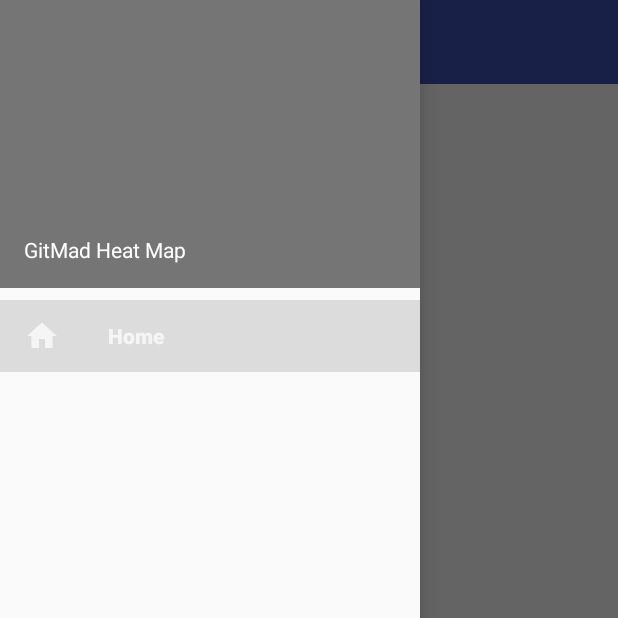
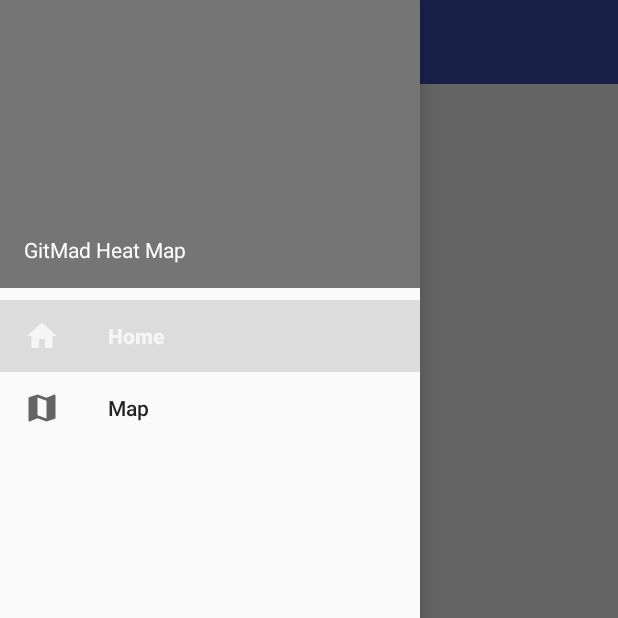
Before and after one commit to git-mad/GitMad-Heat-Map, an Android app: the screen it shows after launch once a user with an empty profile is signed in (ActivityUserLoggedIn), with the side drawer open, on a phone screen of 412 x 824 dp, the top half of it. Run offline under Robolectric (Android 15) with nearby library versions, the phone set to English and light mode, and no system bars; our stand-ins replace Firebase (no records; nobody signed in at launch, a user with empty details on screens opened directly).

Commit message:
Added navigation drawer to HeatMap activity

```diff
--- a/app/src/main/java/gitmad/gitmadheatmap/ActivityLogin.java
+++ b/app/src/main/java/gitmad/gitmadheatmap/ActivityLogin.java
@@ -71,6 +71,7 @@ public class ActivityLogin extends AppCompatActivity {
     private void transitionToEnterActivity() {
         Intent intent = new Intent( this, ActivityUserLoggedIn.class );
         intent.addFlags( Intent.FLAG_ACTIVITY_NEW_TASK | Intent.FLAG_ACTIVITY_CLEAR_TASK );
+        intent.putExtra( Integer.toString( R.string.intent_menu_item ), "nav_home_option" );
         startActivity( intent );
     }
 }
--- a/app/src/main/java/gitmad/gitmadheatmap/ActivityRegistration.java
+++ b/app/src/main/java/gitmad/gitmadheatmap/ActivityRegistration.java
@@ -73,6 +73,7 @@ public class ActivityRegistration extends AppCompatActivity {
 
         Intent intent = new Intent( this, ActivityUserLoggedIn.class );
         intent.addFlags( Intent.FLAG_ACTIVITY_NEW_TASK | Intent.FLAG_ACTIVITY_CLEAR_TASK );
+        intent.putExtra( Integer.toString( R.string.intent_menu_item ), "nav_home_option" );
         startActivity( intent );
     }
 
--- a/app/src/main/java/gitmad/gitmadheatmap/ActivityUserLoggedIn.java
+++ b/app/src/main/java/gitmad/gitmadheatmap/ActivityUserLoggedIn.java
@@ -1,6 +1,7 @@
 package gitmad.gitmadheatmap;
 
 //import android.app.FragmentManager;
+import android.content.Intent;
 import android.support.annotation.NonNull;
 import android.support.design.widget.NavigationView;
 import android.support.v4.app.FragmentTransaction;
@@ -12,12 +13,15 @@ import android.os.Bundle;
 import android.support.v4.app.FragmentManager;
 import android.support.v7.widget.Toolbar;
 import android.view.MenuItem;
+import android.view.View;
+import android.widget.SlidingDrawer;
 
 public class ActivityUserLoggedIn extends AppCompatActivity {
 
     private FragmentManager mFragmentManager;
 
     private DrawerLayout mDrawerLayout;
+    private Intent drawerIntent;
 
     @Override
     protected void onCreate(Bundle savedInstanceState) {
@@ -45,9 +49,42 @@ public class ActivityUserLoggedIn extends AppCompatActivity {
         actionBar.setHomeAsUpIndicator( R.drawable.ic_menu_icon );
     }
 
+    /**
+     * Method to set up the navigation drawer for this activity.
+     */
     private void setupDrawer() {
         mDrawerLayout = findViewById(R.id.drawer_layout);
+
+        // We initialize this listener mainly for its ability to remove lag when changing activities.
+        // By waiting for the drawer to fully close, the animation looks smooth and cleanly executed.
+        mDrawerLayout.addDrawerListener(new DrawerLayout.DrawerListener() {
+            @Override
+            public void onDrawerSlide(View drawerView, float slideOffset) {
+                //
+            }
+
+            @Override
+            public void onDrawerOpened(View drawerView) {
+                //
+            }
+
+            @Override
+            public void onDrawerClosed(View drawerView) {
+                if( drawerIntent != null) {
+                    startActivity( drawerIntent );
+                }
+            }
+
+            @Override
+            public void onDrawerStateChanged(int newState) {
+                //
+            }
+        });
+
         NavigationView navigationView = findViewById( R.id.nav_view );
+        navigationView.setCheckedItem( getMenuItemSelected() );
+
+        // A listener that handles onClicks for menu items in the navigation drawer.
         navigationView.setNavigationItemSelectedListener(
                 new NavigationView.OnNavigationItemSelectedListener() {
                     @Override
@@ -59,9 +96,14 @@ public class ActivityUserLoggedIn extends AppCompatActivity {
                                 FragmentEnter fragmentEnter = new FragmentEnter();
                                 fragmentTransaction.replace( R.id.loggedIn_frame_fragment_container, fragmentEnter );
                                 fragmentTransaction.commit();
+                                break;
+                            case R.id.nav_map_option:
+                                Intent intent = new Intent( MyApp.getContext(), ActivityHeatMap.class );
+                                intent.addFlags( Intent.FLAG_ACTIVITY_NEW_TASK | Intent.FLAG_ACTIVITY_CLEAR_TASK );
+                                drawerIntent = intent;
                         }
+
                         mDrawerLayout.closeDrawers();
-
                         return true;
                     }
                 }
@@ -78,4 +120,18 @@ public class ActivityUserLoggedIn extends AppCompatActivity {
 
         return super.onOptionsItemSelected( item );
     }
+
+    /**
+     * Obtains the drawer menu item selected (pasesed from previous activity) and returns that value.
+     * @return Passes the int value fo the id for the menu item we want to be preselected
+     */
+    private int getMenuItemSelected() {
+        String selectedMenuItem = getIntent().getStringExtra( Integer.toString( R.string.intent_menu_item ) );
+        switch( selectedMenuItem ) {
+            case "nav_home_option":
+                return R.id.nav_home_option;
+        }
+
+        return R.id.nav_home_option;
+    }
 }
--- a/app/src/main/java/gitmad/gitmadheatmap/FbAuth.java
+++ b/app/src/main/java/gitmad/gitmadheatmap/FbAuth.java
@@ -66,6 +66,7 @@ public class FbAuth {
             public void onSuccess(AuthResult authResult) {
                 Intent intent = new Intent( MyApp.getContext(), ActivityUserLoggedIn.class );
                 intent.addFlags( Intent.FLAG_ACTIVITY_NEW_TASK | Intent.FLAG_ACTIVITY_CLEAR_TASK );
+                intent.putExtra( Integer.toString( R.string.intent_menu_item ), "nav_home_option" );
                 MyApp.getContext().startActivity( intent );
             }
         }).addOnFailureListener(new OnFailureListener() {
--- /dev/null
+++ b/app/src/main/res/drawable/ic_map_icon.xml
@@ -0,0 +1,9 @@
+<vector xmlns:android="http://schemas.android.com/apk/res/android"
+        android:width="24dp"
+        android:height="24dp"
+        android:viewportWidth="24.0"
+        android:viewportHeight="24.0">
+    <path
+        android:fillColor="#FF000000"
+        android:pathData="M20.5,3l-0.16,0.03L15,5.1 9,3 3.36,4.9c-0.21,0.07 -0.36,0.25 -0.36,0.48V20.5c0,0.28 0.22,0.5 0.5,0.5l0.16,-0.03L9,18.9l6,2.1 5.64,-1.9c0.21,-0.07 0.36,-0.25 0.36,-0.48V3.5c0,-0.28 -0.22,-0.5 -0.5,-0.5zM15,19l-6,-2.11V5l6,2.11V19z"/>
+</vector>
--- a/app/src/main/res/menu/drawer_view.xml
+++ b/app/src/main/res/menu/drawer_view.xml
@@ -4,7 +4,11 @@
         <item
             android:id="@+id/nav_home_option"
             android:title="@string/nav_home_option"
-            android:icon="@drawable/ic_home_icon"
+            android:icon="@drawable/ic_home_icon" />
+        <item
+            android:id="@+id/nav_map_option"
+            android:title="@string/nav_map_option"
+            android:icon="@drawable/ic_map_icon"
             android:checked="true"/>
     </group>
 </menu>
--- a/app/src/main/res/values/strings.xml
+++ b/app/src/main/res/values/strings.xml
@@ -45,4 +45,8 @@
 
     <!-- Navigation header strings -->
     <string name="nav_home_option">Home</string>
+    <string name="nav_map_option">Map</string>
+
+    <!-- Intent extra string -->
+    <string name="intent_menu_item">MENU_ITEM</string>
 </resources>
```
Also changed, not shown: app/src/main/java/gitmad/gitmadheatmap/ActivityHeatMap.java (+95 -2 lines), app/src/main/res/layout/activity_maps.xml (+39 -0 lines).
